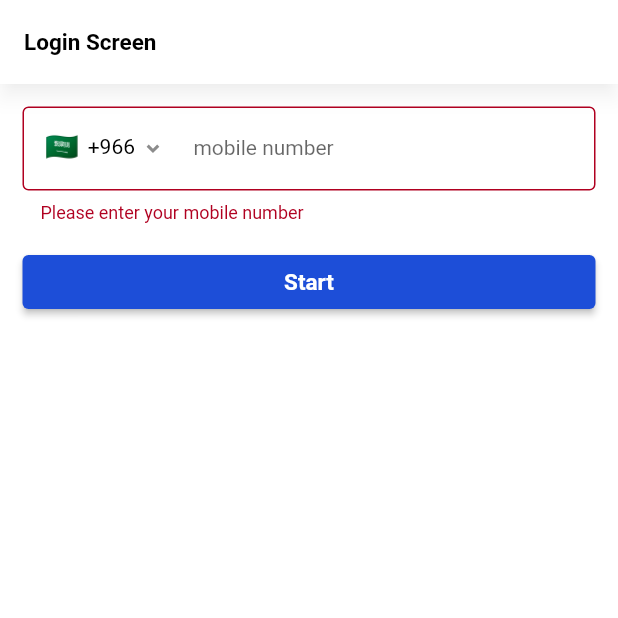
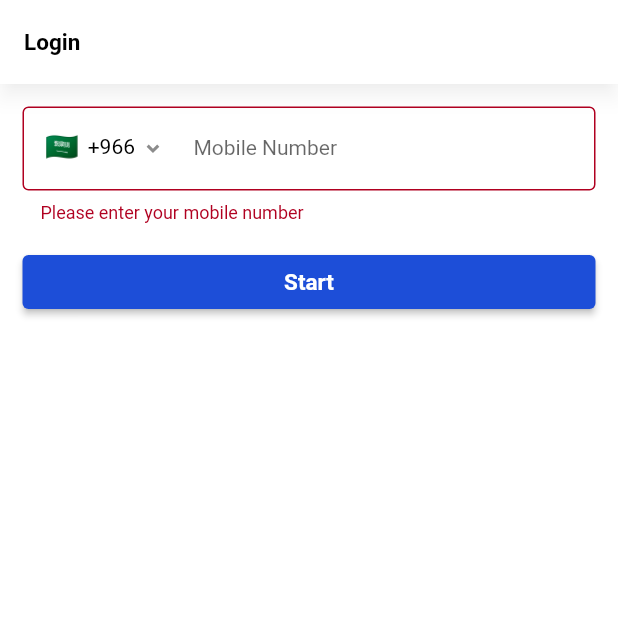
Before and after one commit to 0xn33t/quizu, a Flutter app: the screen it shows after launch, after a tap on "Start", on a phone screen of 412 x 824 dp, the top half of it. Run offline on Flutter 3.47's test engine with Material 2 defaults, Android fonts, the phone set to English and light mode, and no system bars; our stand-ins replace auto_route, connectivity_plus, flutter_remix, flutter_secure_storage, pin_code_fields; missing offline and left inert: phone_number; accounts and stored records are empty; generated files the repository leaves out were written again; Roboto replaces fonts that are missing (Tajawal).

Commit message:
Add translation

```diff
--- a/lib/ui/authentication/screens/complete_account_screen.dart
+++ b/lib/ui/authentication/screens/complete_account_screen.dart
@@ -9,7 +9,7 @@ class CompleteAccountScreen extends StatelessWidget {
   Widget build(BuildContext context) {
     return Scaffold(
       appBar: AppBar(
-        title: Text('Complete Account Screen'),
+        title: Text(context.l10n.completeAccount),
       ),
       body: const Padding(
         padding: EdgeInsets.all(AppEdges.content),
--- a/lib/ui/authentication/screens/login_screen.dart
+++ b/lib/ui/authentication/screens/login_screen.dart
@@ -9,7 +9,7 @@ class LoginScreen extends StatelessWidget {
   Widget build(BuildContext context) {
     return Scaffold(
       appBar: AppBar(
-        title: Text('Login Screen'),
+        title: Text(context.l10n.login),
       ),
       body: const Padding(
         padding: EdgeInsets.all(AppEdges.content),
--- a/lib/ui/authentication/screens/profile_screen.dart
+++ b/lib/ui/authentication/screens/profile_screen.dart
@@ -12,7 +12,7 @@ class ProfileScreen extends StatelessWidget {
   Widget build(BuildContext context) {
     return Scaffold(
       appBar: AppBar(
-        title: Text('Profile'),
+        title: Text(context.l10n.profile),
         actions: [
           IconButton(
             onPressed: () async {
--- a/lib/ui/authentication/screens/verification_screen.dart
+++ b/lib/ui/authentication/screens/verification_screen.dart
@@ -11,7 +11,7 @@ class VerificationScreen extends StatelessWidget {
   Widget build(BuildContext context) {
     return Scaffold(
       appBar: AppBar(
-        title: Text('Verification Screen'),
+        title: Text(context.l10n.mobileVerification),
       ),
       body: Padding(
         padding: const EdgeInsets.all(AppEdges.content),
--- a/lib/ui/authentication/widgets/login_form.dart
+++ b/lib/ui/authentication/widgets/login_form.dart
@@ -32,7 +32,7 @@ class _LoginFormState extends State<LoginForm> {
         context.router.push(VerificationRoute(mobile: parsedMobile.e164));
       } else {
         ScaffoldMessenger.of(context).showSnackBar(
-          ErrorSnackBar(content: Text('Invalid mobile number')),
+          ErrorSnackBar(content: Text(context.l10n.mobileNumberInvalid)),
         );
       }
     }
@@ -49,7 +49,7 @@ class _LoginFormState extends State<LoginForm> {
           AppSpacers.verticalContent,
           ElevatedButton(
             onPressed: _submit,
-            child: Text('Start'),
+            child: Text(context.l10n.start),
           ),
         ],
       ),
--- a/lib/ui/authentication/widgets/user_info.dart
+++ b/lib/ui/authentication/widgets/user_info.dart
@@ -20,8 +20,8 @@ class UserInfo extends StatelessWidget {
           return Column(
             crossAxisAlignment: CrossAxisAlignment.stretch,
             children: [
-              Text('Name: ${result.name}'),
-              Text('Mobile: ${result.mobile}'),
+              Text('${context.l10n.name}: ${result.name}'),
+              Text('${context.l10n.mobileNumber}: ${result.mobile}'),
             ],
           );
         },
--- a/lib/ui/authentication/widgets/user_scores.dart
+++ b/lib/ui/authentication/widgets/user_scores.dart
@@ -13,7 +13,7 @@ class UserScores extends StatelessWidget {
     return Column(
       crossAxisAlignment: CrossAxisAlignment.stretch,
       children: [
-        Text('My Scores'),
+        Text(context.l10n.myScores),
         AppSpacers.verticalContent,
         Selector<AccountState, List<UserScore>>(
           selector: (_, state) => state.scores,
--- a/lib/ui/common/screens/leaderboard_screen.dart
+++ b/lib/ui/common/screens/leaderboard_screen.dart
@@ -1,5 +1,6 @@
 import 'package:flutter/material.dart';
 import 'package:provider/provider.dart';
+import 'package:quiz_u/core/l10n/l10n.dart';
 import 'package:quiz_u/core/models/top_score.dart';
 import 'package:quiz_u/core/repositories/score_repository.dart';
 import 'package:quiz_u/core/states/account_state.dart';
@@ -12,10 +13,9 @@ class LeaderboardScreen extends StatelessWidget {
   @override
   Widget build(BuildContext context) {
     context.select((AccountState s) => s.scores);
-    print('build LeaderboardScreen');
     return Scaffold(
       appBar: AppBar(
-        title: Text('Leaderboard'),
+        title: Text(context.l10n.leaderboard),
       ),
       body: ExtendedFutureBuilder<List<TopScore>>(
         future: ScoreRepository().getTopScores(),
--- a/lib/ui/common/widgets/async_indicators.dart
+++ b/lib/ui/common/widgets/async_indicators.dart
@@ -1,4 +1,5 @@
 import 'package:flutter/material.dart';
+import 'package:quiz_u/core/l10n/l10n.dart';
 
 class ErrorMessageIndicator extends StatelessWidget {
   final String? message;
@@ -16,7 +17,7 @@ class ErrorMessageIndicator extends StatelessWidget {
   Widget build(BuildContext context) {
     return Center(
       child: Text(
-        message ?? 'General error message',
+        message ?? context.l10n.somethingWentWrong,
       ),
     );
   }
--- a/lib/ui/common/widgets/mobile_form_field.dart
+++ b/lib/ui/common/widgets/mobile_form_field.dart
@@ -2,6 +2,7 @@ import 'package:auto_route/auto_route.dart';
 import 'package:flutter/material.dart';
 import 'package:flutter_remix/flutter_remix.dart';
 import 'package:provider/provider.dart';
+import 'package:quiz_u/core/l10n/l10n.dart';
 import 'package:quiz_u/core/models/country.dart';
 import 'package:quiz_u/core/routing/app_router.dart';
 import 'package:quiz_u/core/states/account_state.dart';
@@ -19,14 +20,12 @@ class MobileFormField extends StatelessWidget {
     return TextFormField(
       controller: controller,
       decoration: InputDecoration(
-        labelText: 'mobile number',
-        prefixIcon: DialCodeSelector(),
+        labelText: context.l10n.mobileNumber,
+        prefixIcon: const DialCodeSelector(),
       ),
       keyboardType: TextInputType.number,
       validator: (value) {
-        if (Validators.isEmpty(value)) {
-          return 'Please enter your mobile number';
-        }
+        if (Validators.isEmpty(value)) return context.l10n.mobileNumberRequired;
         return validator?.call(value);
       },
     );
--- a/lib/ui/home/screens/home_screen.dart
+++ b/lib/ui/home/screens/home_screen.dart
@@ -8,7 +8,7 @@ class HomeScreen extends StatelessWidget {
   Widget build(BuildContext context) {
     return Scaffold(
       appBar: AppBar(
-        title: Text('Home'),
+        title: Text(context.l10n.quizU),
       ),
       body: Padding(
         padding: const EdgeInsets.all(AppEdges.content),
--- a/lib/ui/quiz/screens/quiz_screen.dart
+++ b/lib/ui/quiz/screens/quiz_screen.dart
@@ -15,7 +15,7 @@ class QuizScreen extends StatelessWidget {
   Widget build(BuildContext context) {
     return Scaffold(
       appBar: AppBar(
-        title: Text('Quiz Screen'),
+        title: Text(context.l10n.quiz),
       ),
       body: ChangeNotifierProvider(
         create: (_) => QuizState(),
--- a/lib/ui/quiz/widgets/question_card.dart
+++ b/lib/ui/quiz/widgets/question_card.dart
@@ -47,7 +47,7 @@ class QuestionCard extends StatelessWidget {
               onPressed: () {
                 QuizState.read(context).onSkip();
               },
-              child: Text('Skip'),
+              child: Text(context.l10n.skip),
             );
           },
         ),
```
Also changed, not shown: lib/core/l10n/app_en.arb (+30 -1 lines), lib/ui/authentication/widgets/complete_account_form.dart (+4 -5 lines), lib/ui/authentication/widgets/verification_form.dart (+4 -5 lines), lib/ui/common/screens/country_selector_screen.dart (+4 -3 lines), lib/ui/common/screens/no_connection_screen.dart (+4 -3 lines), lib/ui/quiz/screens/quiz_ended_screen.dart (+6 -5 lines), lib/ui/tabs_screen.dart (+10 -9 lines).
